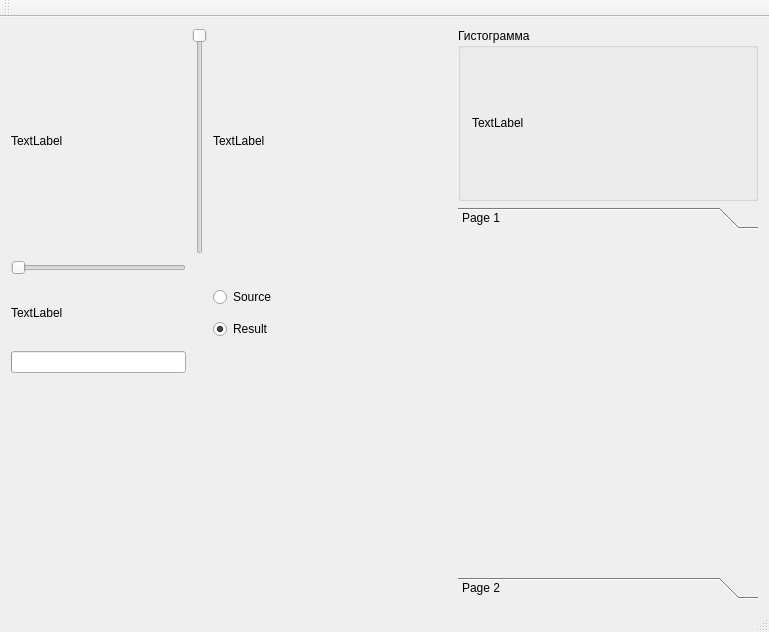
Old version of the form mainwindow.ui in the repository dive155/SmartImage.
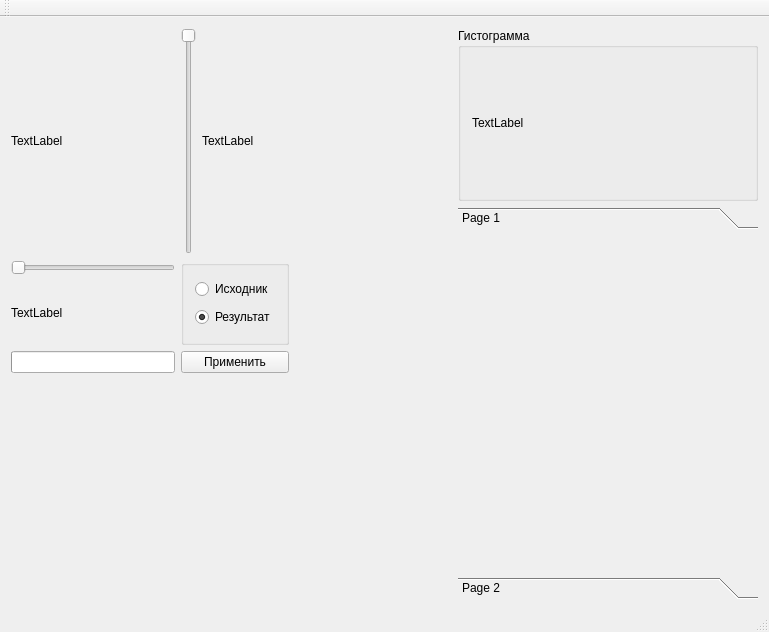
New version of the form.

```diff
--- a/mainwindow.ui
+++ b/mainwindow.ui
@@ -14,51 +14,9 @@
    <string>MainWindow</string>
   </property>
   <widget class="QWidget" name="centralWidget">
-   <layout class="QHBoxLayout" name="horizontalLayout">
+   <layout class="QHBoxLayout" name="horizontalLayout_2">
     <item>
      <layout class="QGridLayout" name="gridLayout">
-      <item row="0" column="1" alignment="Qt::AlignLeft">
-       <widget class="QSlider" name="verticalSlider">
-        <property name="minimum">
-         <number>0</number>
-        </property>
-        <property name="orientation">
-         <enum>Qt::Vertical</enum>
-        </property>
-        <property name="invertedAppearance">
-         <bool>true</bool>
-        </property>
-        <property name="invertedControls">
-         <bool>true</bool>
-        </property>
-       </widget>
-      </item>
-      <item row="2" column="0" alignment="Qt::AlignTop">
-       <widget class="QLabel" name="horizCutLabel">
-        <property name="minimumSize">
-         <size>
-          <width>0</width>
-          <height>64</height>
-         </size>
-        </property>
-        <property name="text">
-         <string>TextLabel</string>
-        </property>
-       </widget>
-      </item>
-      <item row="0" column="2" alignment="Qt::AlignLeft">
-       <widget class="QLabel" name="vertiCutLabel">
-        <property name="minimumSize">
-         <size>
-          <width>64</width>
-          <height>0</height>
-         </size>
-        </property>
-        <property name="text">
-         <string>TextLabel</string>
-        </property>
-       </widget>
-      </item>
       <item row="0" column="0">
        <widget class="QLabel" name="display">
         <property name="text">
@@ -66,16 +24,6 @@
         </property>
        </widget>
       </item>
-      <item row="1" column="0" alignment="Qt::AlignTop">
-       <widget class="QSlider" name="horizontalSlider">
-        <property name="minimum">
-         <number>0</number>
-        </property>
-        <property name="orientation">
-         <enum>Qt::Horizontal</enum>
-        </property>
-       </widget>
-      </item>
       <item row="0" column="3">
        <spacer name="horizontalSpacer">
         <property name="orientation">
@@ -102,27 +50,6 @@
         </property>
        </spacer>
       </item>
-      <item row="2" column="2">
-       <layout class="QVBoxLayout" name="verticalLayout_2">
-        <item>
-         <widget class="QRadioButton" name="sourceBtn">
-          <property name="text">
-           <string>Source</string>
-          </property>
-         </widget>
-        </item>
-        <item>
-         <widget class="QRadioButton" name="resultBtn">
-          <property name="text">
-           <string>Result</string>
-          </property>
-          <property name="checked">
-           <bool>true</bool>
-          </property>
-         </widget>
-        </item>
-       </layout>
-      </item>
       <item row="3" column="0">
        <widget class="QProgressBar" name="progressBar">
         <property name="value">
@@ -133,6 +60,103 @@
         </property>
        </widget>
       </item>
+      <item row="1" column="0">
+       <layout class="QVBoxLayout" name="verticalLayout_4">
+        <item>
+         <widget class="QSlider" name="horizontalSlider">
+          <property name="minimum">
+           <number>0</number>
+          </property>
+          <property name="orientation">
+           <enum>Qt::Horizontal</enum>
+          </property>
+         </widget>
+        </item>
+        <item>
+         <widget class="QLabel" name="horizCutLabel">
+          <property name="minimumSize">
+           <size>
+            <width>0</width>
+            <height>64</height>
+           </size>
+          </property>
+          <property name="text">
+           <string>TextLabel</string>
+          </property>
+         </widget>
+        </item>
+       </layout>
+      </item>
+      <item row="0" column="2">
+       <layout class="QHBoxLayout" name="horizontalLayout">
+        <item>
+         <widget class="QSlider" name="verticalSlider">
+          <property name="minimum">
+           <number>0</number>
+          </property>
+          <property name="orientation">
+           <enum>Qt::Vertical</enum>
+          </property>
+          <property name="invertedAppearance">
+           <bool>true</bool>
+          </property>
+          <property name="invertedControls">
+           <bool>true</bool>
+          </property>
+         </widget>
+        </item>
+        <item>
+         <widget class="QLabel" name="vertiCutLabel">
+          <property name="minimumSize">
+           <size>
+            <width>64</width>
+            <height>0</height>
+           </size>
+          </property>
+          <property name="text">
+           <string>TextLabel</string>
+          </property>
+         </widget>
+        </item>
+       </layout>
+      </item>
+      <item row="1" column="2">
+       <layout class="QVBoxLayout" name="verticalLayout_2">
+        <item>
+         <widget class="QGroupBox" name="groupBox_2">
+          <property name="title">
+           <string/>
+          </property>
+          <layout class="QVBoxLayout" name="verticalLayout_5">
+           <item alignment="Qt::AlignLeft">
+            <widget class="QRadioButton" name="sourceBtn">
+             <property name="text">
+              <string>Исходник</string>
+             </property>
+            </widget>
+           </item>
+           <item alignment="Qt::AlignLeft">
+            <widget class="QRadioButton" name="resultBtn">
+             <property name="text">
+              <string>Результат</string>
+             </property>
+             <property name="checked">
+              <bool>true</bool>
+             </property>
+            </widget>
+           </item>
+          </layout>
+         </widget>
+        </item>
+       </layout>
+      </item>
+      <item row="3" column="2">
+       <widget class="QPushButton" name="applyButton">
+        <property name="text">
+         <string>Применить</string>
+        </property>
+       </widget>
+      </item>
      </layout>
     </item>
     <item>
```
